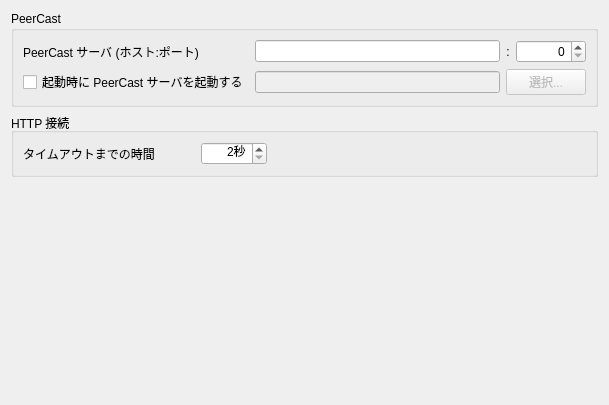
First picture: the form in src/networkwidget.ui, repository At-sushi/QPeerCastYP, before the edit.
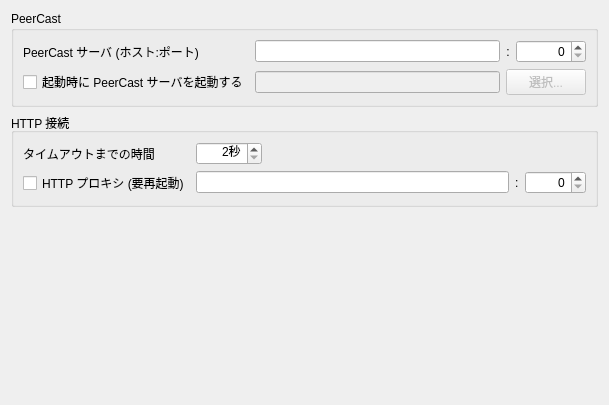
Second picture: the form after the edit.

Commit message: HTTPプロキシが設定できるようにした。

```diff
--- a/src/networkwidget.ui
+++ b/src/networkwidget.ui
@@ -106,30 +106,12 @@
      <property name="flat">
       <bool>false</bool>
      </property>
-     <layout class="QHBoxLayout">
-      <item>
-       <widget class="QLabel" name="label">
-        <property name="text">
-         <string>タイムアウトまでの時間</string>
-        </property>
-       </widget>
-      </item>
-      <item>
-       <spacer>
-        <property name="orientation">
-         <enum>Qt::Horizontal</enum>
-        </property>
-        <property name="sizeType">
-         <enum>QSizePolicy::Preferred</enum>
-        </property>
-        <property name="sizeHint" stdset="0">
-         <size>
-          <width>40</width>
-          <height>20</height>
-         </size>
-        </property>
-       </spacer>
-      </item>
+     <layout class="QFormLayout" name="formLayout">
+      <property name="fieldGrowthPolicy">
+       <enum>QFormLayout::AllNonFixedFieldsGrow</enum>
+      </property>
+      <item row="0" column="1">
+       <layout class="QHBoxLayout" name="horizontalLayout">
       <item>
        <widget class="QSpinBox" name="httpTimeoutIntervalSpinBox">
         <property name="alignment">
@@ -147,7 +129,7 @@
        </widget>
       </item>
       <item>
-       <spacer>
+         <spacer name="horizontalSpacer">
         <property name="orientation">
          <enum>Qt::Horizontal</enum>
         </property>
@@ -158,6 +140,49 @@
          </size>
         </property>
        </spacer>
+        </item>
+       </layout>
+      </item>
+      <item row="0" column="0">
+       <widget class="QLabel" name="label">
+        <property name="text">
+         <string>タイムアウトまでの時間</string>
+        </property>
+       </widget>
+      </item>
+      <item row="3" column="1">
+       <layout class="QHBoxLayout" name="horizontalLayout_2">
+        <item>
+         <widget class="QLineEdit" name="httpProxyHostEdit"/>
+        </item>
+        <item>
+         <widget class="QLabel" name="label_5">
+          <property name="text">
+           <string>:</string>
+          </property>
+         </widget>
+        </item>
+        <item>
+         <widget class="QSpinBox" name="httpProxyPortSpinBox">
+          <property name="alignment">
+           <set>Qt::AlignRight|Qt::AlignTrailing|Qt::AlignVCenter</set>
+          </property>
+          <property name="maximum">
+           <number>65536</number>
+          </property>
+          <property name="value">
+           <number>0</number>
+          </property>
+         </widget>
+        </item>
+       </layout>
+      </item>
+      <item row="3" column="0">
+       <widget class="QCheckBox" name="useHttpProxyCheckBox">
+        <property name="text">
+         <string>HTTP プロキシ (要再起動)</string>
+        </property>
+       </widget>
       </item>
      </layout>
     </widget>
```
Left out of the diff: 1 changed line with no effect on the pictures. Lines whose indentation alone changed are shown as unchanged. The commit also changes 5 other files.
